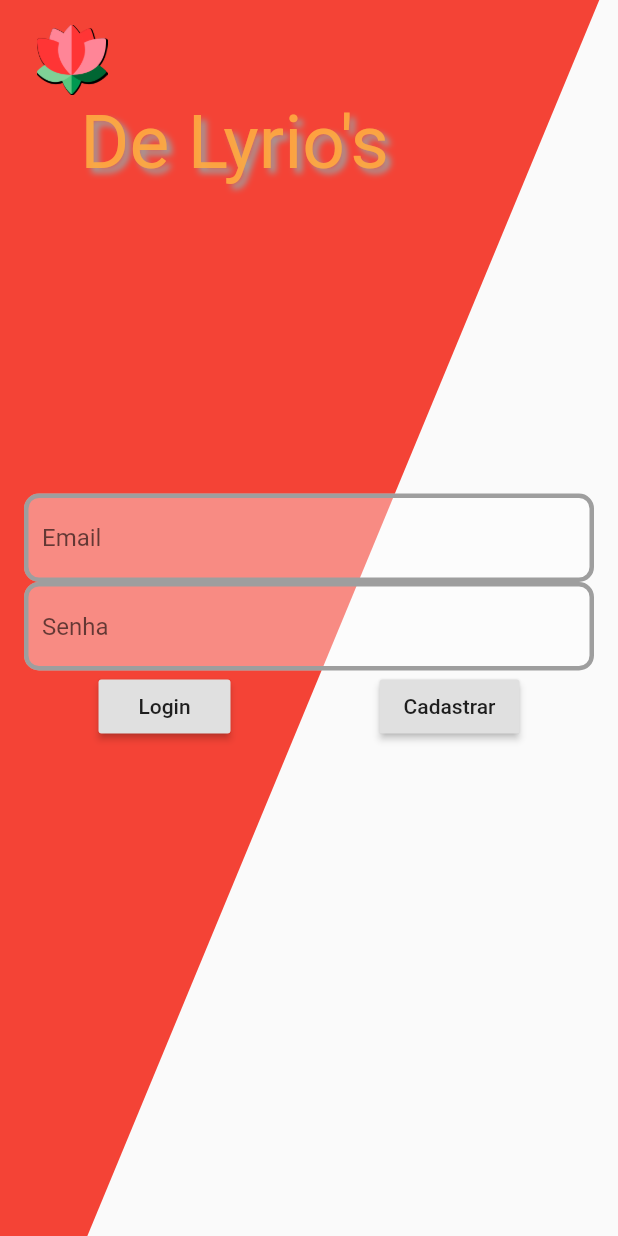
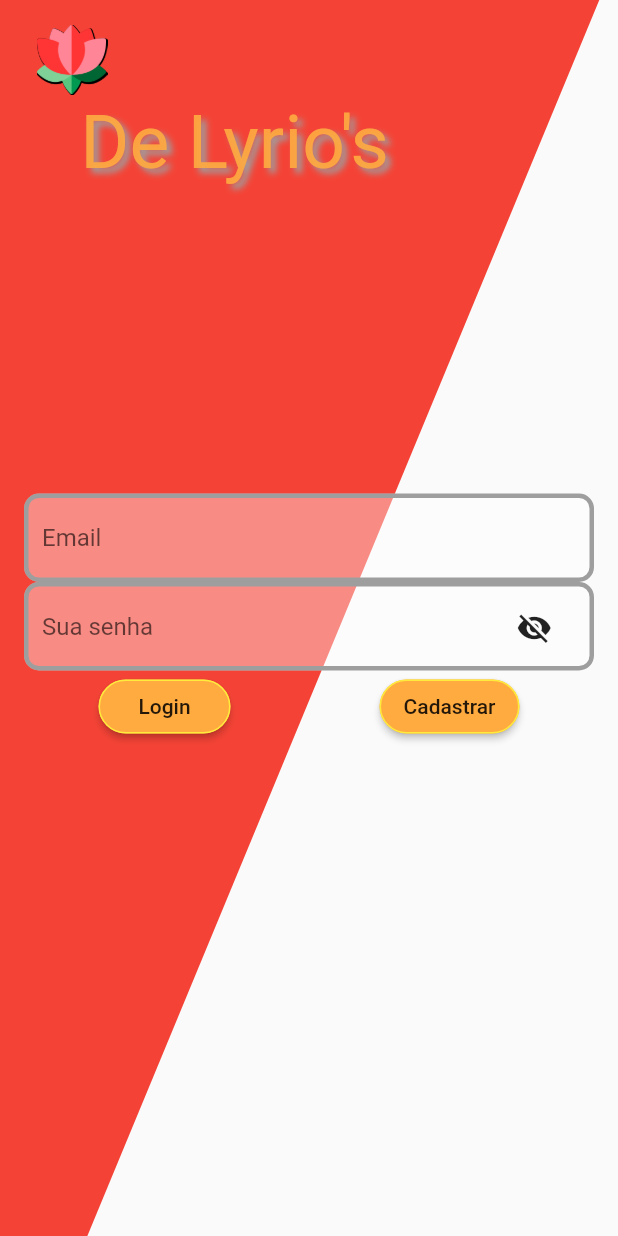
Before and after one commit to victorgrodriguesm7/delyrio-s, a Flutter app: the screen it shows after launch, on a phone screen of 412 x 824 dp. Run offline on Flutter 3.47's test engine with Material 2 defaults, Android fonts, the light colour scheme and no system bars.

Commit message:
Pagina de Login finalizada

```diff
--- a/aplicativo/lib/src/Pages/Login/loginPage.dart
+++ b/aplicativo/lib/src/Pages/Login/loginPage.dart
@@ -14,7 +14,7 @@ class _LoginPageState extends State<LoginPage> {
   final _scaffoldKey = GlobalKey<ScaffoldState>();
   LoginController controller;
   bool isLoading = false;
-
+  bool isObscure = true;
   @override
   void initState() {
     super.initState();
@@ -89,6 +89,7 @@ class _LoginPageState extends State<LoginPage> {
                       )
                     )
                   ),
+              Padding(padding: EdgeInsets.only(top: 16)),
               Positioned(
                   child: Padding(
                       padding: EdgeInsets.all(16),
@@ -124,10 +125,21 @@ class _LoginPageState extends State<LoginPage> {
                                   hintText: 'Email',
                                 ),
                               ),
-                          TextField(
-                            obscureText: true,
+                               Stack(children: <Widget>[
+                                  Positioned(
+                                      child: TextFormField(
                                     onChanged: controller.userPassword,
+                                    validator: (value) {
+                                      if (value.isEmpty) {
+                                        return 'Campo não pode ser vazio';
+                                      }
+                                      return null;
+                                    },
+                                    obscureText: isObscure,
+                                keyboardType: TextInputType.multiline,
                                 decoration: InputDecoration(
+                                   errorStyle: TextStyle(color:Colors.black87,
+                                  fontSize: 15),
                                   filled: true,
                                   fillColor: Colors.white38,
                                   focusedBorder: OutlineInputBorder(
@@ -137,16 +149,36 @@ class _LoginPageState extends State<LoginPage> {
                                   ),
                                   enabledBorder: OutlineInputBorder(
                                     borderRadius: BorderRadius.circular(10),
-                                borderSide:
-                                    BorderSide(color: Colors.grey, width: 3.0),
+                                    borderSide: BorderSide(
+                                        color: Colors.grey, width: 3.0),
                                   ),
-                              hintText: 'Senha',
+                                  hintText: 'Sua senha',
                                 ),
+                              )),
+                              Positioned(
+                                right: -width * 0.01,
+                                bottom: width * 0.01,
+                                child: FlatButton(
+                                  child: isObscure
+                                      ? Icon(Icons.visibility_off)
+                                      : Icon(Icons.visibility),
+                                  onPressed: () {
+                                    setState(() {
+                                      isObscure = !isObscure;
+                                    });
+                                  },
                                 ),
+                              )
+                            ]),
                           Row(
                             mainAxisAlignment: MainAxisAlignment.spaceAround,
                             children: [
                               RaisedButton(
+                                shape: RoundedRectangleBorder(
+                                borderRadius: BorderRadius.circular(18.0),
+                                side: BorderSide(color: Colors.yellow)
+                                 ),
+                                color:Colors.orangeAccent ,
                                   onPressed: isLoading
                                     ? null
                                     : () async {
@@ -173,6 +205,11 @@ class _LoginPageState extends State<LoginPage> {
                                       MaterialPageRoute(builder: (_) => CadastroPage()),
                                     );
                                   },
+                                  shape: RoundedRectangleBorder(
+                                    borderRadius: BorderRadius.circular(18.0),
+                                    side: BorderSide(color: Colors.yellow)
+                                  ),
+                                color:Colors.orangeAccent ,
                                   child: Text("Cadastrar"),
                               )
                             ],
```
Lines whose indentation alone changed are shown as unchanged.
